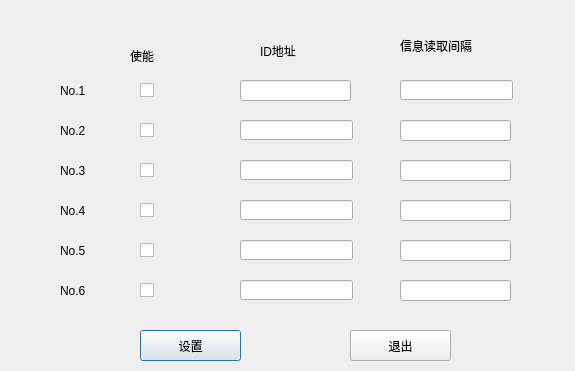
VegetablesMaster/qt_serial, file idtimer.ui: the form before one commit.
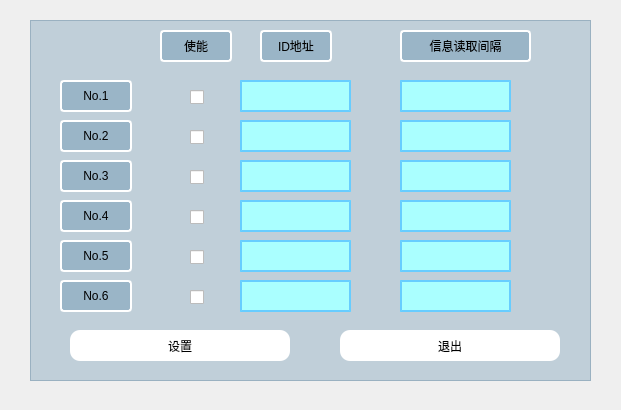
The form after the commit. Icons and pictures are not drawn.

What changed in the file:
```diff
--- a/idtimer.ui
+++ b/idtimer.ui
@@ -6,43 +6,80 @@
    <rect>
     <x>0</x>
     <y>0</y>
-    <width>575</width>
-    <height>371</height>
+    <width>621</width>
+    <height>410</height>
    </rect>
   </property>
   <property name="windowTitle">
    <string>设置ID和定时器</string>
   </property>
-  <widget class="QCheckBox" name="checkBox_1">
-   <property name="geometry">
-    <rect>
-     <x>140</x>
-     <y>80</y>
-     <width>81</width>
-     <height>21</height>
-    </rect>
-   </property>
-   <property name="text">
-    <string/>
-   </property>
-  </widget>
+  <property name="styleSheet">
+   <string notr="true">QDialog {    
+	background: white url(:/images/jpg/sansi_logo.jpg);
+    background-repeat: repeat-y;
+    background-position: left;
+}
+
+QLineEdit { 
+	min-width:68px;
+    min-height:28px;
+	background-color: rgb(170, 255, 255);
+	border-color: rgb(22, 83, 150);
+	border: 2px solid rgba(0, 127, 255, 100);
+	font: 14pt &quot;Myanmar Text&quot;;
+	
+}
+QFrame {	
+	background-color: rgba(0, 75, 125, 50);
+}
+
+QLabel{
+	
+
+	min-width:68px;
+    min-height:28px;
+
+    max-height:28px;
+
+	border: 2px solid white;
+	border-radius: 4px;
+	
+	
+	font: 75 14pt &quot;Microsoft JhengHei UI&quot;;
+	text-align: center;
+}
+
+QCheckBox{
+  	max-height:14px;
+}
+
+QPushButton{
+	background-color: rgb(255, 255, 255);
+    min-width:220px;
+    min-height:28px;
+	border-radius: 10px;
+}</string>
+  </property>
   <widget class="QLineEdit" name="lineEdit_1">
    <property name="geometry">
     <rect>
      <x>240</x>
      <y>80</y>
      <width>111</width>
-     <height>21</height>
+     <height>32</height>
     </rect>
    </property>
+   <property name="cursor">
+    <cursorShape>IBeamCursor</cursorShape>
+   </property>
   </widget>
   <widget class="QLineEdit" name="lineEdit_2">
    <property name="geometry">
     <rect>
      <x>400</x>
      <y>80</y>
-     <width>113</width>
-     <height>20</height>
+     <width>111</width>
+     <height>32</height>
     </rect>
    </property>
   </widget>
@@ -51,21 +88,24 @@
     <rect>
      <x>60</x>
      <y>80</y>
-     <width>61</width>
-     <height>21</height>
+     <width>72</width>
+     <height>32</height>
     </rect>
    </property>
    <property name="text">
     <string>No.1</string>
    </property>
+   <property name="alignment">
+    <set>Qt::AlignCenter</set>
+   </property>
   </widget>
   <widget class="QLineEdit" name="lineEdit_3">
    <property name="geometry">
     <rect>
      <x>240</x>
      <y>120</y>
-     <width>113</width>
-     <height>20</height>
+     <width>111</width>
+     <height>32</height>
     </rect>
    </property>
   </widget>
@@ -75,43 +115,33 @@
      <x>400</x>
      <y>120</y>
      <width>111</width>
-     <height>21</height>
+     <height>32</height>
     </rect>
    </property>
   </widget>
-  <widget class="QCheckBox" name="checkBox_2">
-   <property name="geometry">
-    <rect>
-     <x>140</x>
-     <y>120</y>
-     <width>81</width>
-     <height>21</height>
-    </rect>
-   </property>
-   <property name="text">
-    <string/>
-   </property>
-  </widget>
   <widget class="QLabel" name="label_2">
    <property name="geometry">
     <rect>
      <x>60</x>
      <y>120</y>
-     <width>61</width>
-     <height>21</height>
+     <width>72</width>
+     <height>32</height>
     </rect>
    </property>
    <property name="text">
     <string>No.2</string>
    </property>
+   <property name="alignment">
+    <set>Qt::AlignCenter</set>
+   </property>
   </widget>
   <widget class="QLineEdit" name="lineEdit_5">
    <property name="geometry">
     <rect>
      <x>240</x>
      <y>160</y>
-     <width>113</width>
-     <height>20</height>
+     <width>111</width>
+     <height>32</height>
     </rect>
    </property>
   </widget>
@@ -121,43 +151,33 @@
      <x>400</x>
      <y>160</y>
      <width>111</width>
-     <height>21</height>
+     <height>32</height>
     </rect>
    </property>
   </widget>
-  <widget class="QCheckBox" name="checkBox_3">
-   <property name="geometry">
-    <rect>
-     <x>140</x>
-     <y>160</y>
-     <width>81</width>
-     <height>21</height>
-    </rect>
-   </property>
-   <property name="text">
-    <string/>
-   </property>
-  </widget>
   <widget class="QLabel" name="label_3">
    <property name="geometry">
     <rect>
      <x>60</x>
      <y>160</y>
-     <width>61</width>
-     <height>21</height>
+     <width>72</width>
+     <height>32</height>
     </rect>
    </property>
    <property name="text">
     <string>No.3</string>
    </property>
+   <property name="alignment">
+    <set>Qt::AlignCenter</set>
+   </property>
   </widget>
   <widget class="QLineEdit" name="lineEdit_7">
    <property name="geometry">
     <rect>
      <x>240</x>
      <y>200</y>
-     <width>113</width>
-     <height>20</height>
+     <width>111</width>
+     <height>32</height>
     </rect>
    </property>
   </widget>
@@ -167,43 +187,33 @@
      <x>400</x>
      <y>200</y>
      <width>111</width>
-     <height>21</height>
+     <height>32</height>
     </rect>
    </property>
   </widget>
-  <widget class="QCheckBox" name="checkBox_4">
-   <property name="geometry">
-    <rect>
-     <x>140</x>
-     <y>200</y>
-     <width>81</width>
-     <height>21</height>
-    </rect>
-   </property>
-   <property name="text">
-    <string/>
-   </property>
-  </widget>
   <widget class="QLabel" name="label_4">
    <property name="geometry">
     <rect>
      <x>60</x>
      <y>200</y>
-     <width>61</width>
-     <height>21</height>
+     <width>72</width>
+     <height>32</height>
     </rect>
    </property>
    <property name="text">
     <string>No.4</string>
    </property>
+   <property name="alignment">
+    <set>Qt::AlignCenter</set>
+   </property>
   </widget>
   <widget class="QLineEdit" name="lineEdit_9">
    <property name="geometry">
     <rect>
      <x>240</x>
      <y>240</y>
-     <width>113</width>
-     <height>20</height>
+     <width>111</width>
+     <height>32</height>
     </rect>
    </property>
   </widget>
@@ -213,43 +223,33 @@
      <x>400</x>
      <y>240</y>
      <width>111</width>
-     <height>21</height>
+     <height>32</height>
     </rect>
    </property>
   </widget>
-  <widget class="QCheckBox" name="checkBox_5">
-   <property name="geometry">
-    <rect>
-     <x>140</x>
-     <y>240</y>
-     <width>81</width>
-     <height>21</height>
-    </rect>
-   </property>
-   <property name="text">
-    <string/>
-   </property>
-  </widget>
   <widget class="QLabel" name="label_5">
    <property name="geometry">
     <rect>
      <x>60</x>
      <y>240</y>
-     <width>61</width>
-     <height>21</height>
+     <width>72</width>
+     <height>32</height>
     </rect>
    </property>
    <property name="text">
     <string>No.5</string>
    </property>
+   <property name="alignment">
+    <set>Qt::AlignCenter</set>
+   </property>
   </widget>
   <widget class="QLineEdit" name="lineEdit_11">
    <property name="geometry">
     <rect>
      <x>240</x>
      <y>280</y>
-     <width>113</width>
-     <height>20</height>
+     <width>111</width>
+     <height>32</height>
     </rect>
    </property>
   </widget>
@@ -259,60 +259,24 @@
      <x>400</x>
      <y>280</y>
      <width>111</width>
-     <height>21</height>
+     <height>32</height>
     </rect>
    </property>
   </widget>
-  <widget class="QCheckBox" name="checkBox_6">
-   <property name="geometry">
-    <rect>
-     <x>140</x>
-     <y>280</y>
-     <width>81</width>
-     <height>21</height>
-    </rect>
-   </property>
-   <property name="text">
-    <string/>
-   </property>
-  </widget>
   <widget class="QLabel" name="label_6">
    <property name="geometry">
     <rect>
      <x>60</x>
      <y>280</y>
-     <width>61</width>
-     <height>21</height>
+     <width>72</width>
+     <height>32</height>
     </rect>
    </property>
    <property name="text">
     <string>No.6</string>
    </property>
-  </widget>
-  <widget class="QPushButton" name="pushButton">
-   <property name="geometry">
-    <rect>
-     <x>140</x>
-     <y>330</y>
-     <width>101</width>
-     <height>31</height>
-    </rect>
-   </property>
-   <property name="text">
-    <string>设置</string>
-   </property>
-  </widget>
-  <widget class="QPushButton" name="pushButton_2">
-   <property name="geometry">
-    <rect>
-     <x>350</x>
-     <y>330</y>
-     <width>101</width>
-     <height>31</height>
-    </rect>
-   </property>
-   <property name="text">
-    <string>退出</string>
+   <property name="alignment">
+    <set>Qt::AlignCenter</set>
    </property>
   </widget>
   <widget class="QLabel" name="label_7">
@@ -320,40 +284,196 @@
     <rect>
      <x>260</x>
      <y>30</y>
-     <width>91</width>
-     <height>41</height>
+     <width>72</width>
+     <height>32</height>
     </rect>
    </property>
    <property name="text">
     <string>ID地址</string>
    </property>
+   <property name="alignment">
+    <set>Qt::AlignCenter</set>
+   </property>
   </widget>
   <widget class="QLabel" name="label_8">
    <property name="geometry">
     <rect>
      <x>400</x>
-     <y>20</y>
-     <width>111</width>
-     <height>51</height>
+     <y>30</y>
+     <width>131</width>
+     <height>32</height>
     </rect>
    </property>
    <property name="text">
     <string>信息读取间隔</string>
    </property>
+   <property name="alignment">
+    <set>Qt::AlignCenter</set>
+   </property>
   </widget>
-  <widget class="QLabel" name="label_9">
+  <widget class="QFrame" name="frame">
    <property name="geometry">
     <rect>
-     <x>130</x>
-     <y>40</y>
-     <width>61</width>
-     <height>31</height>
+     <x>30</x>
+     <y>20</y>
+     <width>561</width>
+     <height>361</height>
     </rect>
    </property>
-   <property name="text">
-    <string>使能</string>
+   <property name="frameShape">
+    <enum>QFrame::StyledPanel</enum>
    </property>
+   <property name="frameShadow">
+    <enum>QFrame::Raised</enum>
+   </property>
+   <widget class="QLabel" name="label_9">
+    <property name="geometry">
+     <rect>
+      <x>130</x>
+      <y>10</y>
+      <width>72</width>
+      <height>32</height>
+     </rect>
+    </property>
+    <property name="text">
+     <string>使能</string>
+    </property>
+    <property name="alignment">
+     <set>Qt::AlignCenter</set>
+    </property>
+   </widget>
+   <widget class="QCheckBox" name="checkBox_6">
+    <property name="geometry">
+     <rect>
+      <x>160</x>
+      <y>270</y>
+      <width>81</width>
+      <height>14</height>
+     </rect>
+    </property>
+    <property name="text">
+     <string/>
+    </property>
+   </widget>
+   <widget class="QCheckBox" name="checkBox_5">
+    <property name="geometry">
+     <rect>
+      <x>160</x>
+      <y>230</y>
+      <width>81</width>
+      <height>14</height>
+     </rect>
+    </property>
+    <property name="text">
+     <string/>
+    </property>
+   </widget>
+   <widget class="QCheckBox" name="checkBox_4">
+    <property name="geometry">
+     <rect>
+      <x>160</x>
+      <y>190</y>
+      <width>81</width>
+      <height>14</height>
+     </rect>
+    </property>
+    <property name="text">
+     <string/>
+    </property>
+   </widget>
+   <widget class="QCheckBox" name="checkBox_1">
+    <property name="geometry">
+     <rect>
+      <x>160</x>
+      <y>70</y>
+      <width>81</width>
+      <height>14</height>
+     </rect>
+    </property>
+    <property name="text">
+     <string/>
+    </property>
+   </widget>
+   <widget class="QCheckBox" name="checkBox_2">
+    <property name="geometry">
+     <rect>
+      <x>160</x>
+      <y>110</y>
+      <width>31</width>
+      <height>14</height>
+     </rect>
+    </property>
+    <property name="text">
+     <string/>
+    </property>
+    <property name="iconSize">
+     <size>
+      <width>16</width>
+      <height>16</height>
+     </size>
+    </property>
+   </widget>
+   <widget class="QCheckBox" name="checkBox_3">
+    <property name="geometry">
+     <rect>
+      <x>160</x>
+      <y>150</y>
+      <width>81</width>
+      <height>14</height>
+     </rect>
+    </property>
+    <property name="text">
+     <string/>
+    </property>
+   </widget>
+   <widget class="QPushButton" name="pushButton">
+    <property name="geometry">
+     <rect>
+      <x>40</x>
+      <y>310</y>
+      <width>220</width>
+      <height>31</height>
+     </rect>
+    </property>
+    <property name="text">
+     <string>设置</string>
+    </property>
+   </widget>
+   <widget class="QPushButton" name="pushButton_2">
+    <property name="geometry">
+     <rect>
+      <x>310</x>
+      <y>310</y>
+      <width>220</width>
+      <height>31</height>
+     </rect>
+    </property>
+    <property name="text">
+     <string>退出</string>
+    </property>
+   </widget>
   </widget>
+  <zorder>frame</zorder>
+  <zorder>lineEdit_1</zorder>
+  <zorder>lineEdit_2</zorder>
+  <zorder>label</zorder>
+  <zorder>lineEdit_3</zorder>
+  <zorder>lineEdit_4</zorder>
+  <zorder>label_2</zorder>
+  <zorder>lineEdit_5</zorder>
+  <zorder>lineEdit_6</zorder>
+  <zorder>label_3</zorder>
+  <zorder>lineEdit_7</zorder>
+  <zorder>lineEdit_8</zorder>
+  <zorder>label_4</zorder>
+  <zorder>lineEdit_9</zorder>
+  <zorder>lineEdit_10</zorder>
+  <zorder>label_5</zorder>
+  <zorder>lineEdit_11</zorder>
+  <zorder>lineEdit_12</zorder>
+  <zorder>label_6</zorder>
+  <zorder>label_7</zorder>
+  <zorder>label_8</zorder>
  </widget>
  <resources/>
  <connections>
```
